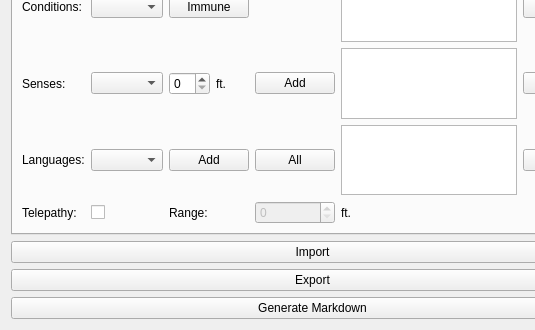
The window that monster_forge/gui/view/qt_designer/create_monster_view.ui (Zhendryk/monster_maker) describes before a commit, drawn with Qt 5; both pictures show x 0 to 535 and y 417 to 747 of the 625 by 747 pixel window.
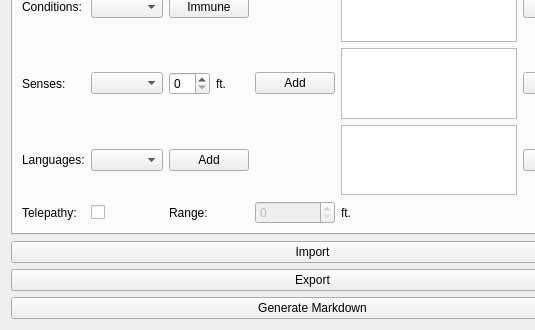
The same window after the commit. The open tabs and pages were chosen to show the change.

```diff
--- a/monster_forge/gui/view/qt_designer/create_monster_view.ui
+++ b/monster_forge/gui/view/qt_designer/create_monster_view.ui
@@ -7,7 +7,7 @@
     <x>0</x>
     <y>0</y>
     <width>625</width>
-    <height>658</height>
+    <height>687</height>
    </rect>
   </property>
   <property name="windowTitle">
@@ -659,13 +659,6 @@
        <item row="1" column="1">
         <widget class="QComboBox" name="cb_damage"/>
        </item>
-       <item row="4" column="3">
-        <widget class="QPushButton" name="btn_languages_all">
-         <property name="text">
-          <string>All</string>
-         </property>
-        </widget>
-       </item>
        <item row="4" column="4">
         <widget class="QListWidget" name="listwidget_languages">
          <property name="maximumSize">
```
